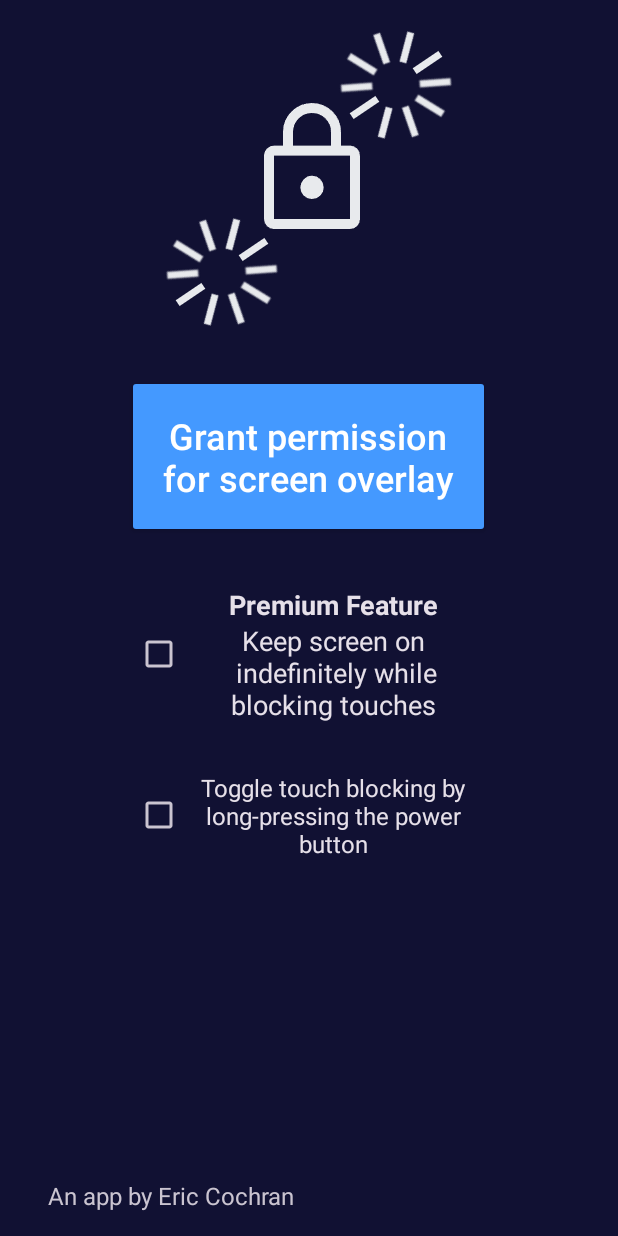
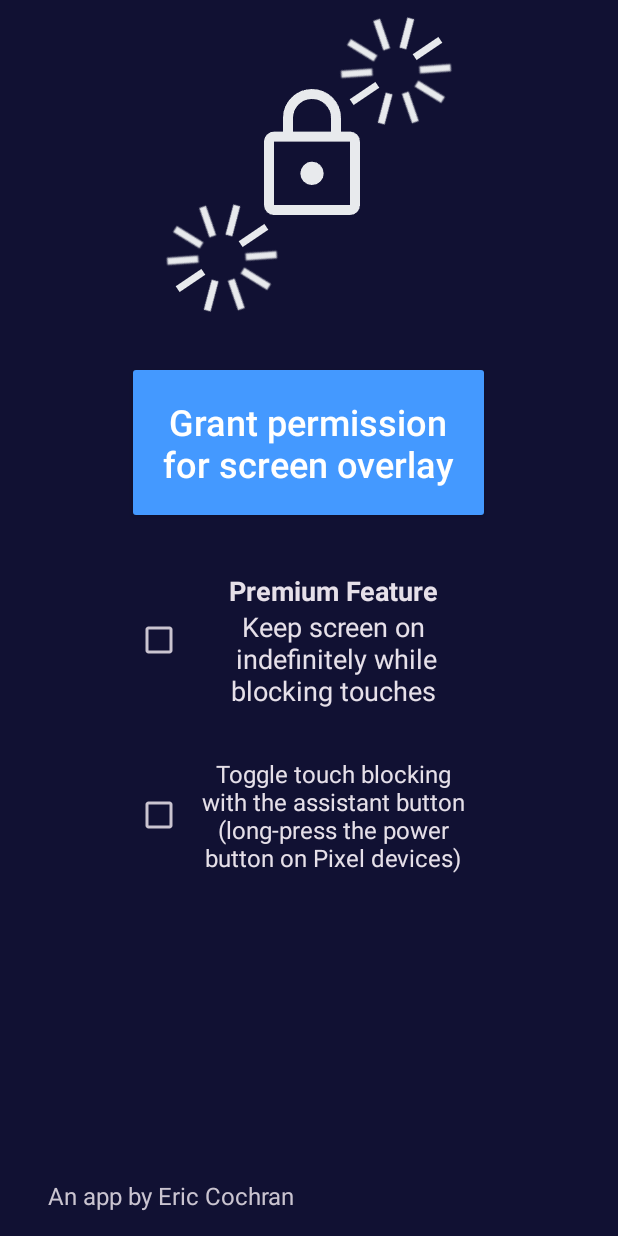
Before and after one commit to NightlyNexus/TouchBlocker, an Android app: the screen it shows after launch (LauncherActivity), on a phone screen of 412 x 824 dp. Run offline under Robolectric (Android 15) with nearby library versions, the phone set to English and light mode, and no system bars; 4 statements that could not run were skipped.

Commit message:
Change the assistant feature text.

```diff
--- a/app/src/main/res/values/activity_launcher.xml
+++ b/app/src/main/res/values/activity_launcher.xml
@@ -21,7 +21,7 @@
   <string name="enable_button_add_floating">Enable</string>
   <string name="enable_button_remove_floating">Remove for now</string>
   <string name="keep_screen_on"><b>Premium Feature</b>\nKeep screen on\n indefinitely while blocking touches</string>
-  <string name="enable_assistant">Toggle touch blocking by long-pressing the power button</string>
+  <string name="enable_assistant">Toggle touch blocking with the assistant button\n(long-press the power button on Pixel devices)</string>
   <string name="enable_assistant_toast">Set Touch\u00A0Blocker as the default assistant app</string>
   <string name="enable_assistant_toast_disable">Change the default assistant app</string>
   <string name="brand_icon_content_description">Touch Blocker icon</string>
```
